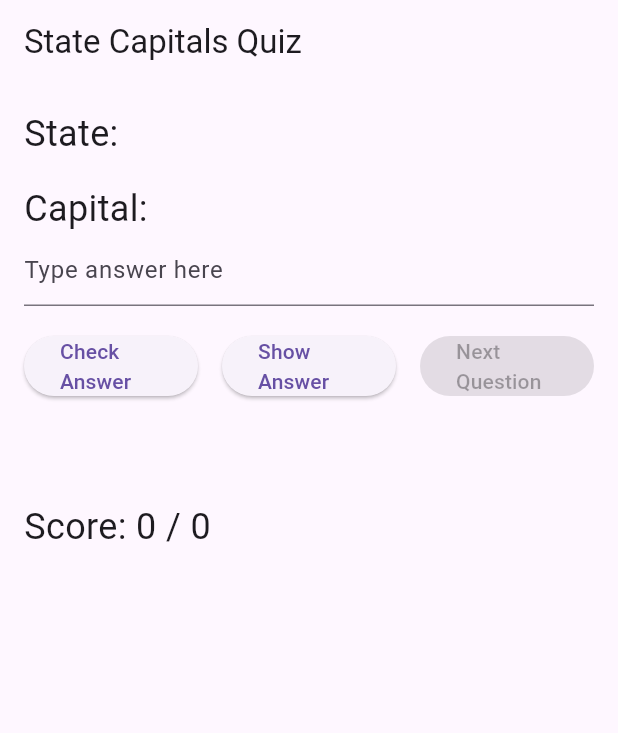
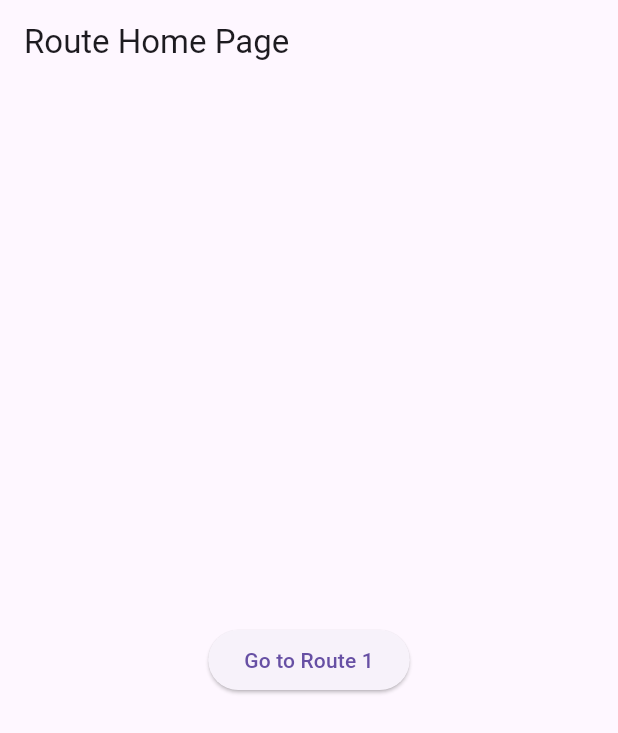
Before and after one commit to Evanl01/ITP368_Labs_Evan, a Flutter app: the screen it shows after launch, on a phone screen of 412 x 824 dp. Shown: the top 733 px of the screen. Run offline on Flutter 3.47's test engine with Material 3 defaults, Android fonts, the phone set to English and light mode, and no system bars; our stand-ins replace bloc, flutter_bloc.

Commit message:
Finished route lab.
Note: Added a routeHomePage, then other routePage are just instances of the routePage class. So technically, there are 4 total routePages

```diff
--- a/lib/main.dart
+++ b/lib/main.dart
@@ -3,6 +3,7 @@ import 'package:flutter/material.dart';
 import 'lightsOutEvan.dart';
 import 'groceryHomePage.dart';
 import 'quizHomePage.dart';
+import 'routeHomePage.dart';
 // import 'package:path_provider/path_provider.dart';
 // import 'package:path_provider_linux/path_provider_linux.dart';
 
@@ -13,7 +14,8 @@ void main() {
   // runApp(const MyApp());
   // runApp(const LightsOutApp());
   // runApp(const GroceryApp());
-  runApp(const QuizApp());
+  // runApp(const QuizApp());
+  runApp(const RouteApp());
 }
 
 class MyApp extends StatelessWidget {
--- /dev/null
+++ b/lib/routeCubit.dart
@@ -0,0 +1,14 @@
+import 'package:bloc/bloc.dart';
+
+class RouteState {
+  final int count;
+  const RouteState(this.count);
+}
+
+class RouteCubit extends Cubit<RouteState> {
+  RouteCubit() : super(const RouteState(0));
+
+  void increment() {
+    emit(RouteState(state.count + 1));
+  }
+}
--- /dev/null
+++ b/lib/routeHomePage.dart
@@ -0,0 +1,65 @@
+import 'package:flutter/material.dart';
+import 'package:flutter_bloc/flutter_bloc.dart';
+import 'routeCubit.dart';
+import 'routePage.dart';
+
+void main() {
+  runApp(const RouteApp());
+}
+
+class RouteApp extends StatelessWidget {
+  const RouteApp({super.key});
+
+  @override
+  Widget build(BuildContext context) {
+    return BlocProvider(
+      create: (context) => RouteCubit(),
+      child: MaterialApp(
+        title: 'Route App',
+        theme: ThemeData(
+          primarySwatch: Colors.blue,
+        ),
+        initialRoute: '/',
+        routes: {
+          '/': (context) => const RouteHomePage(),
+          '/route1': (context) => const RoutePage(
+            title: 'Route 1',
+            pageText: 'Page 1',
+            nextRoute: '/route2',
+          ),
+          '/route2': (context) => const RoutePage(
+            title: 'Route 2',
+            pageText: 'Page 2',
+            nextRoute: '/route3',
+          ),
+          '/route3': (context) => const RoutePage(
+            title: 'Route 3',
+            pageText: 'Page 3',
+            nextRoute: '/',
+          ),
+        },
+      ),
+    );
+  }
+}
+
+class RouteHomePage extends StatelessWidget {
+  const RouteHomePage({super.key});
+
+  @override
+  Widget build(BuildContext context) {
+    return Scaffold(
+      appBar: AppBar(
+        title: const Text('Route Home Page'),
+      ),
+      body: Center(
+        child: ElevatedButton(
+          onPressed: () {
+            Navigator.pushNamed(context, '/route1');
+          },
+          child: const Text('Go to Route 1'),
+        ),
+      ),
+    );
+  }
+}
```
Also changed, not shown: lib/routePage.dart (added, +59 -0 lines).
